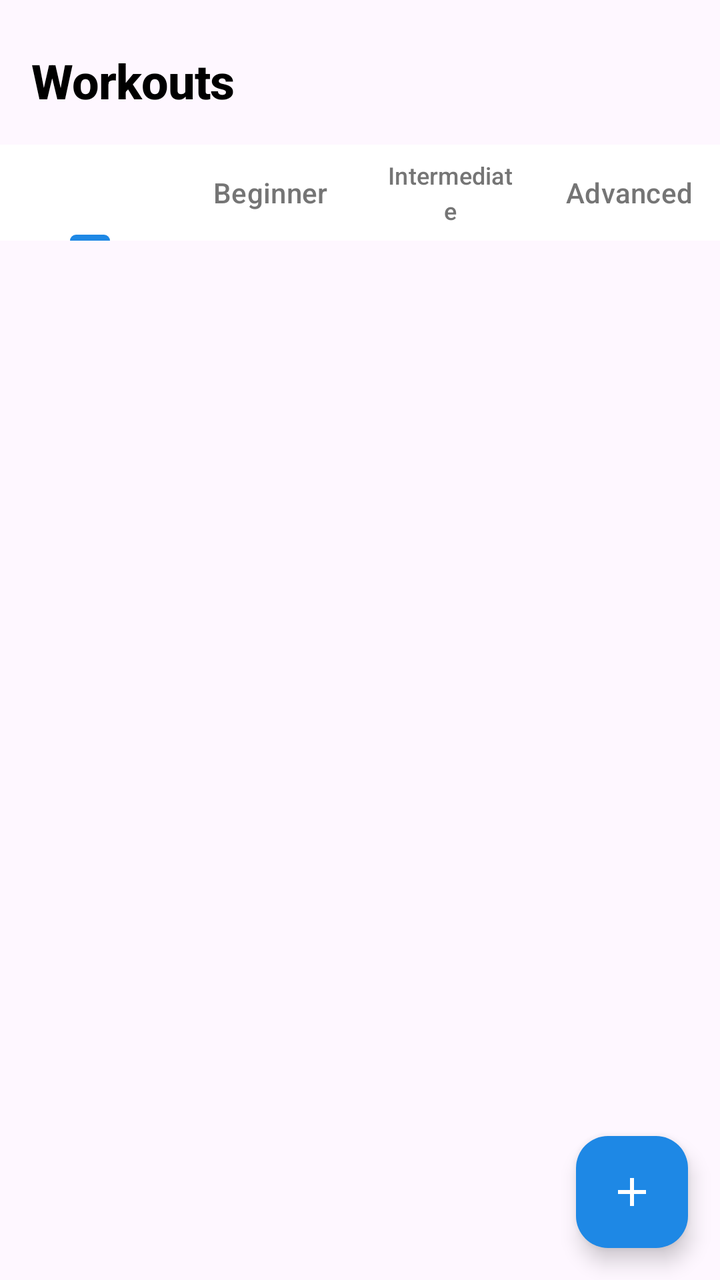
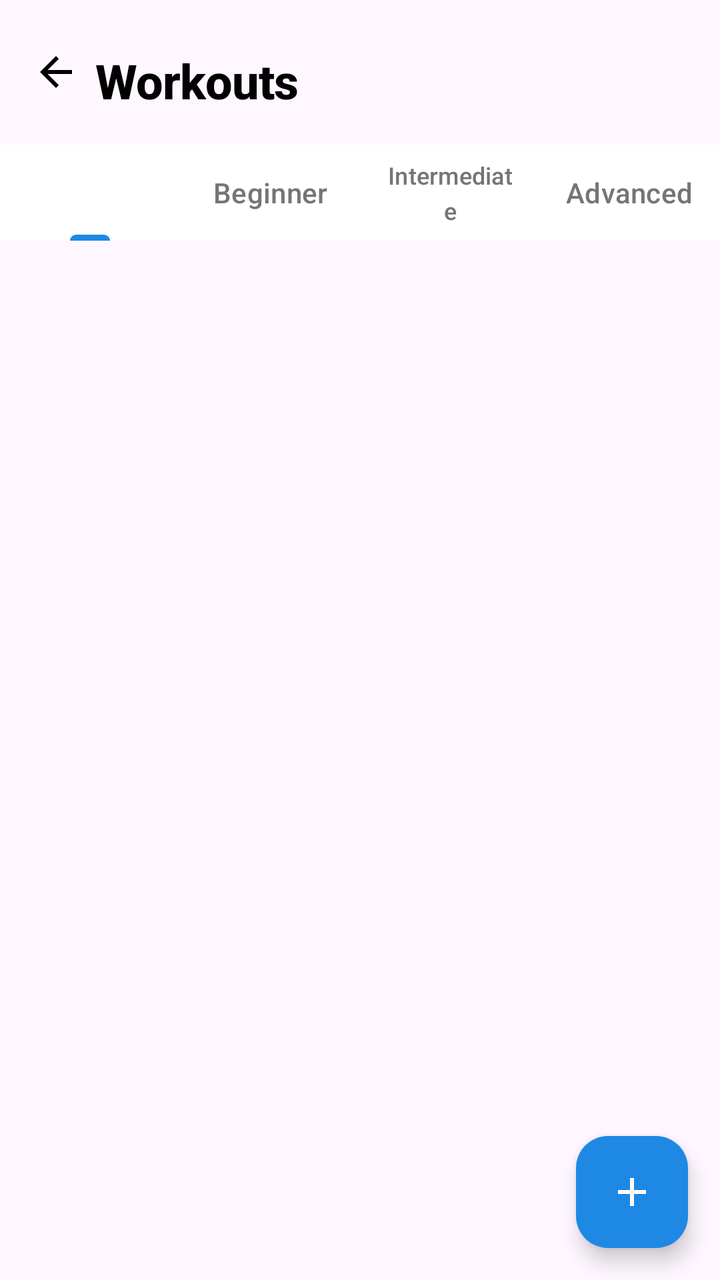

Screens rendered from an Android XML layout before and after an edit, with the pre-edit source and the edit as a unified diff.
<!-- AndroidManifest.xml: application theme Theme.Boxy -->
<!-- res/layout/fragment_workouts.xml -->
<?xml version="1.0" encoding="utf-8"?>
<androidx.constraintlayout.widget.ConstraintLayout xmlns:android="http://schemas.android.com/apk/res/android"
    xmlns:app="http://schemas.android.com/apk/res-auto"
    xmlns:tools="http://schemas.android.com/tools"
    android:layout_width="match_parent"
    android:layout_height="match_parent"
   >

    <TextView
        android:id="@+id/tv_workouts_title"
        android:layout_width="wrap_content"
        android:layout_height="wrap_content"
        android:layout_marginStart="16dp"
        android:layout_marginTop="24dp"
        android:text="@string/workouts"
        android:textAppearance="@style/TextAppearance.App.Headline1"
        android:textStyle="bold"
        app:layout_constraintStart_toStartOf="parent"
        app:layout_constraintTop_toTopOf="parent" />

    <com.google.android.material.tabs.TabLayout
        android:id="@+id/tab_layout"
        android:layout_width="match_parent"
        android:layout_height="wrap_content"
        android:layout_marginTop="16dp"
        android:background="@color/white"
        app:layout_constraintEnd_toEndOf="parent"
        app:layout_constraintStart_toStartOf="parent"
        app:layout_constraintTop_toBottomOf="@+id/tv_workouts_title"
        app:tabIndicatorColor="@color/primary"
        app:tabSelectedTextColor="@color/primary"
        app:tabTextColor="@color/gray_dark">

        <com.google.android.material.tabs.TabItem
            android:layout_width="wrap_content"
            android:layout_height="wrap_content"
         />

        <com.google.android.material.tabs.TabItem
            android:layout_width="wrap_content"
            android:layout_height="wrap_content"
            android:text="@string/beginner" />

        <com.google.android.material.tabs.TabItem
            android:layout_width="wrap_content"
            android:layout_height="wrap_content"
            android:text="@string/intermediate" />

        <com.google.android.material.tabs.TabItem
            android:layout_width="wrap_content"
            android:layout_height="wrap_content"
            android:text="@string/advanced" />
    </com.google.android.material.tabs.TabLayout>

    <androidx.recyclerview.widget.RecyclerView
        android:id="@+id/rv_workouts"
        android:layout_width="0dp"
        android:layout_height="0dp"
        android:layout_marginTop="8dp"
        android:clipToPadding="false"
        android:padding="8dp"
        app:layout_constraintBottom_toBottomOf="parent"
        app:layout_constraintEnd_toEndOf="parent"
        app:layout_constraintStart_toStartOf="parent"
        app:layout_constraintTop_toBottomOf="@+id/tab_layout"
        tools:listitem="@layout/item_workout" />

    <com.google.android.material.floatingactionbutton.FloatingActionButton
        android:id="@+id/fab_add_workout"
        android:layout_width="wrap_content"
        android:layout_height="wrap_content"
        android:layout_margin="16dp"

        android:src="@drawable/ic_add"
        app:backgroundTint="@color/primary"
        app:layout_constraintBottom_toBottomOf="parent"
        app:layout_constraintEnd_toEndOf="parent"
        app:tint="@color/white" />

</androidx.constraintlayout.widget.ConstraintLayout>
<!-- res/layout/item_workout.xml (included above) -->
<?xml version="1.0" encoding="utf-8"?>
<androidx.cardview.widget.CardView xmlns:android="http://schemas.android.com/apk/res/android"
    xmlns:app="http://schemas.android.com/apk/res-auto"
    style="@style/CardView.App"
    android:layout_width="match_parent"
    android:layout_height="wrap_content"
    android:layout_margin="8dp">

    <androidx.constraintlayout.widget.ConstraintLayout
        android:layout_width="match_parent"
        android:layout_height="wrap_content">

        <ImageView
            android:id="@+id/iv_workout"
            android:layout_width="80dp"
            android:layout_height="80dp"

            android:scaleType="centerCrop"
            android:src="@drawable/ic_workouts"
            app:layout_constraintBottom_toBottomOf="parent"
            app:layout_constraintStart_toStartOf="parent"
            app:layout_constraintTop_toTopOf="parent"
            app:tint="@color/primary" />

        <TextView
            android:id="@+id/tv_workout_name"
            android:layout_width="0dp"
            android:layout_height="wrap_content"
            android:layout_marginStart="16dp"
            android:layout_marginTop="8dp"
            android:layout_marginEnd="16dp"
            android:text="Boxing HIIT Workout"
            android:textAppearance="@style/TextAppearance.App.Subtitle1"
            android:textStyle="bold"
            app:layout_constraintEnd_toEndOf="parent"
            app:layout_constraintStart_toEndOf="@+id/iv_workout"
            app:layout_constraintTop_toTopOf="parent" />

        <TextView
            android:id="@+id/tv_workout_description"
            android:layout_width="0dp"
            android:layout_height="wrap_content"
            android:layout_marginStart="16dp"
            android:layout_marginTop="4dp"
            android:layout_marginEnd="16dp"
            android:text="30 min • Intermediate • 350 calories"
            android:textAppearance="@style/TextAppearance.App.Body1"
            app:layout_constraintEnd_toEndOf="parent"
            app:layout_constraintStart_toEndOf="@+id/iv_workout"
            app:layout_constraintTop_toBottomOf="@+id/tv_workout_name" />

        <Button
            android:id="@+id/btn_start"
            style="@style/Button.App.Primary"
            android:layout_width="wrap_content"
            android:layout_height="wrap_content"
            android:layout_marginTop="8dp"
            android:layout_marginEnd="16dp"
            android:layout_marginBottom="8dp"
            android:minWidth="0dp"
            android:paddingStart="16dp"
            android:paddingTop="8dp"
            android:paddingEnd="16dp"
            android:paddingBottom="8dp"
            android:text="View workout"
            android:textSize="12sp"
            app:layout_constraintBottom_toBottomOf="parent"
            app:layout_constraintEnd_toEndOf="parent"
            app:layout_constraintTop_toBottomOf="@+id/tv_workout_description" />

    </androidx.constraintlayout.widget.ConstraintLayout>
</androidx.cardview.widget.CardView>
<!-- resources referenced by this layout -->
<resources>
  <color name="gray_dark">#FF757575</color>
  <color name="primary">#FF1E88E5</color>
  <color name="white">#FFFFFFFF</color>
  <!-- drawable ic_add (drawable) -->
  <vector xmlns:android="http://schemas.android.com/apk/res/android"
      android:width="24dp"
      android:height="24dp"
      android:viewportWidth="24"
      android:viewportHeight="24">
      <path
          android:fillColor="#FF000000"
          android:pathData="M19,13h-6v6h-2v-6H5v-2h6V5h2v6h6v2z"/>
  </vector>
  <!-- drawable ic_workouts (drawable) -->
  <vector xmlns:android="http://schemas.android.com/apk/res/android"
      android:width="24dp"
      android:height="24dp"
      android:viewportWidth="24"
      android:viewportHeight="24">
      <path
          android:fillColor="#FF000000"
          android:pathData="M20.57,14.86L22,13.43 20.57,12 17,15.57 8.43,7 12,3.43 10.57,2 9.14,3.43 7.71,2 5.57,4.14 4.14,2.71 2.71,4.14l1.43,1.43L2,7.71l1.43,1.43L2,10.57 3.43,12 7,8.43 15.57,17 12,20.57 13.43,22l1.43,-1.43L16.29,22l2.14,-2.14 1.43,1.43 1.43,-1.43 -1.43,-1.43L22,16.29z"/>
  </vector>
  <string name="advanced">Advanced</string>
  <string name="beginner">Beginner</string>
  <string name="intermediate">Intermediate</string>
  <string name="workouts">Workouts</string>
  <style name="Button.App.Primary" parent="Widget.MaterialComponents.Button">
          <item name="android:textColor">@color/white</item>
          <item name="backgroundTint">@color/primary</item>
          <item name="cornerRadius">8dp</item>
          <item name="android:paddingStart">24dp</item>
          <item name="android:paddingEnd">24dp</item>
          <item name="android:paddingTop">12dp</item>
          <item name="android:paddingBottom">12dp</item>
          <item name="android:textAllCaps">false</item>
      </style>
  <style name="CardView.App" parent="Widget.MaterialComponents.CardView">
          <item name="cardCornerRadius">8dp</item>
          <item name="cardElevation">4dp</item>
          <item name="contentPadding">16dp</item>
          <item name="cardBackgroundColor">@color/card_background</item>
      </style>
  <style name="TextAppearance.App.Body1" parent="TextAppearance.MaterialComponents.Body1">
          <item name="fontFamily">sans-serif</item>
          <item name="android:textSize">14sp</item>
          <item name="android:textColor">@color/black</item>
      </style>
  <style name="TextAppearance.App.Headline1" parent="TextAppearance.MaterialComponents.Headline1">
          <item name="fontFamily">sans-serif-medium</item>
          <item name="android:textSize">24sp</item>
          <item name="android:textColor">@color/black</item>
      </style>
  <style name="TextAppearance.App.Subtitle1" parent="TextAppearance.MaterialComponents.Subtitle1">
          <item name="fontFamily">sans-serif</item>
          <item name="android:textSize">16sp</item>
          <item name="android:textColor">@color/gray_dark</item>
      </style>
  <style name="Theme.Boxy" parent="Base.Theme.Boxy" />
  <color name="card_background">#FFFFFFFF</color>
  <color name="black">#FF000000</color>
  <style name="Base.Theme.Boxy" parent="Theme.Material3.DayNight.NoActionBar">
          
          
      </style>
</resources>

<!-- the commit's change to res/layout/fragment_workouts.xml (unified diff, before → after) -->
@@ -1,21 +1,34 @@
 <?xml version="1.0" encoding="utf-8"?>
-<androidx.constraintlayout.widget.ConstraintLayout xmlns:android="http://schemas.android.com/apk/res/android"
+<androidx.constraintlayout.widget.ConstraintLayout
+    xmlns:android="http://schemas.android.com/apk/res/android"
     xmlns:app="http://schemas.android.com/apk/res-auto"
     xmlns:tools="http://schemas.android.com/tools"
     android:layout_width="match_parent"
-    android:layout_height="match_parent"
-   >
+    android:layout_height="match_parent">
 
+    
+    <ImageButton
+        android:id="@+id/btn_back"
+        android:layout_width="wrap_content"
+        android:layout_height="wrap_content"
+        android:layout_marginStart="16dp"
+        android:layout_marginTop="24dp"
+        android:background="?attr/selectableItemBackgroundBorderless"
+        android:src="@drawable/ic_arrow_back"
+        app:layout_constraintStart_toStartOf="parent"
+        app:layout_constraintTop_toTopOf="parent" />
+
+    
     <TextView
         android:id="@+id/tv_workouts_title"
         android:layout_width="wrap_content"
         android:layout_height="wrap_content"
-        android:layout_marginStart="16dp"
+        android:layout_marginStart="8dp"
         android:layout_marginTop="24dp"
         android:text="@string/workouts"
         android:textAppearance="@style/TextAppearance.App.Headline1"
         android:textStyle="bold"
-        app:layout_constraintStart_toStartOf="parent"
+        app:layout_constraintStart_toEndOf="@id/btn_back"
         app:layout_constraintTop_toTopOf="parent" />
 
     <com.google.android.material.tabs.TabLayout
@@ -33,8 +46,7 @@
 
         <com.google.android.material.tabs.TabItem
             android:layout_width="wrap_content"
-            android:layout_height="wrap_content"
-         />
+            android:layout_height="wrap_content" />
 
         <com.google.android.material.tabs.TabItem
             android:layout_width="wrap_content"
@@ -70,7 +82,6 @@
         android:layout_width="wrap_content"
         android:layout_height="wrap_content"
         android:layout_margin="16dp"
-
         android:src="@drawable/ic_add"
         app:backgroundTint="@color/primary"
         app:layout_constraintBottom_toBottomOf="parent"
<!-- resource entries referenced after the edit -->
@@ -12,6 +12,16 @@
       <path
           android:fillColor="#FF000000"
           android:pathData="M19,13h-6v6h-2v-6H5v-2h6V5h2v6h6v2z"/>
+  </vector>
+  <!-- drawable ic_arrow_back (drawable) -->
+  <vector xmlns:android="http://schemas.android.com/apk/res/android"
+      android:width="24dp"
+      android:height="24dp"
+      android:viewportWidth="24"
+      android:viewportHeight="24">
+      <path
+          android:fillColor="#FF000000"
+          android:pathData="M20,11H7.83l5.59,-5.59L12,4l-8,8 8,8 1.41,-1.41L7.83,13H20v-2z"/>
   </vector>
   <!-- drawable ic_workouts (drawable) -->
   <vector xmlns:android="http://schemas.android.com/apk/res/android"
